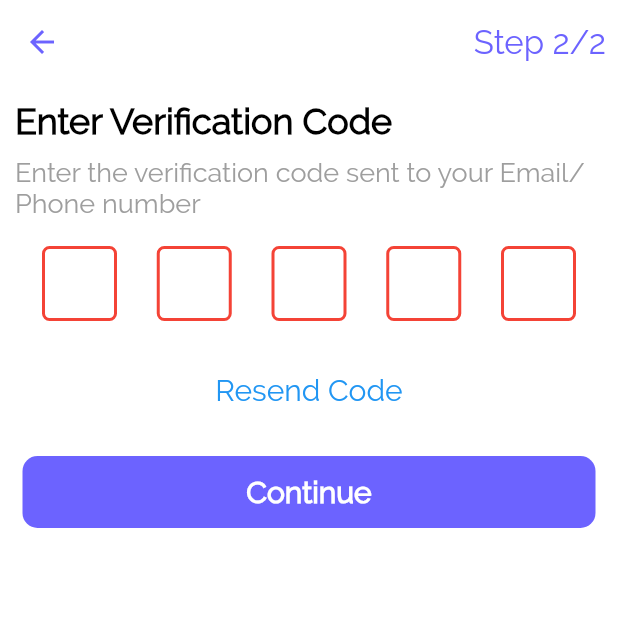
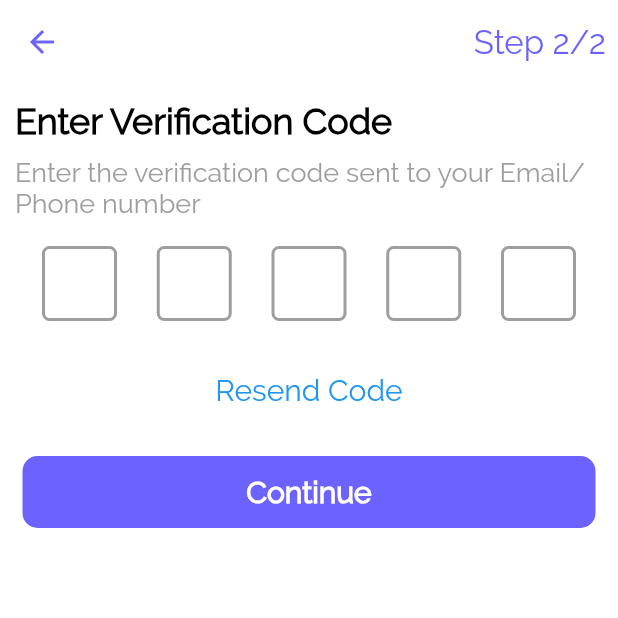
Before and after one commit to ologunB/autoserve, a Flutter app: the RegisterFirstPage screen opened directly, scrolled down 56 dp, after a tap on "Continue", on a phone screen of 412 x 824 dp, the top half of it. Run offline on Flutter 3.47's test engine with Material 2 defaults, Android fonts, the phone set to English and light mode, and no system bars; drawn by our look-alikes of pin_code_fields; our stand-ins replace smooth_star_rating; missing offline and left inert: country_pickers.

Commit message:
First Commit

```diff
--- a/lib/main.dart
+++ b/lib/main.dart
@@ -1,5 +1,5 @@
 import 'package:autoserve/utils/styles.dart';
-import 'package:autoserve/views/auth/select_user_type.dart';
+import 'package:autoserve/views/partials/select_user_type.dart';
 import 'package:flutter/material.dart';
 
 void main() {
--- /dev/null
+++ b/lib/views/car_owner/auth/register_first_page.dart
@@ -0,0 +1,310 @@
+import 'package:autoserve/utils/styles.dart';
+import 'package:autoserve/views/car_owner/auth/register_second_page.dart';
+import 'package:autoserve/views/partials/custom_button.dart';
+import 'package:country_pickers/country.dart';
+import 'package:country_pickers/country_picker_dropdown.dart';
+import 'package:country_pickers/utils/utils.dart';
+import 'package:flutter/cupertino.dart';
+import 'package:flutter/gestures.dart';
+import 'package:flutter/material.dart';
+
+class RegisterFirstPage extends StatefulWidget {
+  @override
+  _RegisterFirstPageState createState() => _RegisterFirstPageState();
+}
+
+class _RegisterFirstPageState extends State<RegisterFirstPage> {
+  _buildCountryPickerDropdown(
+          {bool filtered = false,
+          bool sortedByIsoCode = false,
+          bool hasPriorityList = false}) =>
+      Row(
+        children: <Widget>[
+          CountryPickerDropdown(
+            initialValue: 'NG',
+            itemBuilder: _buildDropdownItem,
+            itemFilter: filtered
+                ? (c) => ['AR', 'DE', 'GB', 'CN'].contains(c.isoCode)
+                : null,
+            priorityList: hasPriorityList
+                ? [
+                    CountryPickerUtils.getCountryByIsoCode('GB'),
+                    CountryPickerUtils.getCountryByIsoCode('CN'),
+                  ]
+                : null,
+            sortComparator: sortedByIsoCode
+                ? (Country a, Country b) => a.isoCode.compareTo(b.isoCode)
+                : null,
+            onValuePicked: (Country country) {},
+          ),
+        ],
+      );
+
+  Widget _buildDropdownItem(Country country) => Container(
+        child: Row(
+          children: <Widget>[
+            CountryPickerUtils.getDefaultFlagImage(country),
+            SizedBox(
+              width: 8.0,
+            ),
+            Text(
+              "+${country.phoneCode} ",
+              style: TextStyle(
+                  color: Colors.black,
+                  fontSize: 22,
+                  fontWeight: FontWeight.w400),
+            ),
+          ],
+        ),
+      );
+  @override
+  Widget build(BuildContext context) {
+    return SafeArea(
+      child: Scaffold(
+        backgroundColor: Colors.white,
+        appBar: AppBar(
+          iconTheme: IconThemeData(color: Styles.appPrimaryColor),
+          backgroundColor: Colors.white,
+          elevation: 0.0,
+          actions: <Widget>[
+            Padding(
+              padding: const EdgeInsets.all(8.0),
+              child: Center(
+                child: Text(
+                  "Step 1/2",
+                  style: TextStyle(
+                      color: Styles.appPrimaryColor,
+                      fontSize: 22,
+                      fontWeight: FontWeight.w500),
+                ),
+              ),
+            )
+          ],
+        ),
+        body: SingleChildScrollView(
+          child: Container(
+            height: MediaQuery.of(context).size.height,
+            padding: EdgeInsets.all(10),
+            color: Colors.white,
+            child: Column(
+              crossAxisAlignment: CrossAxisAlignment.start,
+              children: <Widget>[
+                Text(
+                  "Let's get Started",
+                  style: TextStyle(
+                      color: Colors.black,
+                      fontSize: 24,
+                      fontWeight: FontWeight.w900),
+                ),
+                SizedBox(height: 10),
+                Text(
+                  "It takes just a minute to set up your account and start requestig for auto repair services",
+                  style: TextStyle(
+                      fontSize: 18,
+                      fontWeight: FontWeight.w400,
+                      color: Colors.grey),
+                ),
+                Padding(
+                  padding: const EdgeInsets.symmetric(vertical: 18.0),
+                  child: Theme(
+                    data: ThemeData(
+                        primaryColor: Styles.commonDarkBackground,
+                        hintColor: Styles.commonDarkBackground),
+                    child: TextField(
+                      decoration: InputDecoration(
+                          fillColor: Styles.commonDarkBackground,
+                          filled: true,
+                          contentPadding: EdgeInsets.all(10),
+                          hintText: 'Full Name',
+                          hintStyle: TextStyle(
+                              color: Colors.grey[500],
+                              fontSize: 22,
+                              fontWeight: FontWeight.w400),
+                          border: OutlineInputBorder(
+                            borderRadius: BorderRadius.circular(5.0),
+                          )),
+                      style: TextStyle(
+                          color: Colors.black,
+                          fontSize: 22,
+                          fontWeight: FontWeight.w400),
+                    ),
+                  ),
+                ),
+                Padding(
+                  padding: const EdgeInsets.only(bottom: 18.0),
+                  child: Theme(
+                    data: ThemeData(
+                        primaryColor: Styles.commonDarkBackground,
+                        hintColor: Styles.commonDarkBackground),
+                    child: TextField(
+                      decoration: InputDecoration(
+                          fillColor: Styles.commonDarkBackground,
+                          filled: true,
+                          contentPadding: EdgeInsets.all(10),
+                          hintText: 'Email',
+                          hintStyle: TextStyle(
+                              color: Colors.grey[500],
+                              fontSize: 22,
+                              fontWeight: FontWeight.w400),
+                          border: OutlineInputBorder(
+                            borderRadius: BorderRadius.circular(5.0),
+                          )),
+                      style: TextStyle(
+                          color: Colors.black,
+                          fontSize: 22,
+                          fontWeight: FontWeight.w400),
+                    ),
+                  ),
+                ),
+                Padding(
+                  padding: const EdgeInsets.only(bottom: 18.0),
+                  child: Container(
+                    color: Styles.commonDarkBackground,
+                    padding: EdgeInsets.only(left: 10),
+                    child: Row(
+                      children: <Widget>[
+                        _buildCountryPickerDropdown(),
+                        Expanded(
+                          child: Theme(
+                            data: ThemeData(
+                                primaryColor: Styles.commonDarkBackground,
+                                hintColor: Styles.commonDarkBackground),
+                            child: TextField(
+                              decoration: InputDecoration(
+                                fillColor: Styles.commonDarkBackground,
+                                filled: true,
+                                contentPadding: EdgeInsets.all(10),
+                                hintText: '(555) 555 555',
+                                hintStyle: TextStyle(
+                                    color: Colors.grey[500],
+                                    fontSize: 22,
+                                    fontWeight: FontWeight.w400),
+                                border: OutlineInputBorder(
+                                  borderRadius: BorderRadius.circular(5.0),
+                                ),
+                              ),
+                              style: TextStyle(
+                                  color: Colors.black,
+                                  fontSize: 22,
+                                  fontWeight: FontWeight.w400),
+                            ),
+                          ),
+                        )
+                      ],
+                    ),
+                  ),
+                ),
+                Padding(
+                  padding: const EdgeInsets.only(bottom: 18.0),
+                  child: Theme(
+                    data: ThemeData(
+                        primaryColor: Styles.commonDarkBackground,
+                        hintColor: Styles.commonDarkBackground),
+                    child: TextField(
+                      decoration: InputDecoration(
+                          fillColor: Styles.commonDarkBackground,
+                          filled: true,
+                          contentPadding: EdgeInsets.all(10),
+                          hintText: 'Password',
+                          hintStyle: TextStyle(
+                              color: Colors.grey[500],
+                              fontSize: 22,
+                              fontWeight: FontWeight.w400),
+                          border: OutlineInputBorder(
+                            borderRadius: BorderRadius.circular(5.0),
+                          )),
+                      style: TextStyle(
+                          color: Colors.black,
+                          fontSize: 22,
+                          fontWeight: FontWeight.w400),
+                    ),
+                  ),
+                ),
+                CustomButton(
+                  title: "Continue",
+                  onPress: () {
+                    Navigator.push(
+                        context,
+                        CupertinoPageRoute(
+                            builder: (context) => RegisterSecondPage()));
+                  },
+                ),
+                Flexible(
+                  child: Center(
+                    child: Padding(
+                      padding: const EdgeInsets.all(10.0),
+                      child: RichText(
+                        textAlign: TextAlign.center,
+                        text: TextSpan(
+                            text: 'Already have an account? ',
+                            style: TextStyle(
+                                fontSize: 18,
+                                fontWeight: FontWeight.w400,
+                                color: Colors.grey),
+                            children: <TextSpan>[
+                              TextSpan(
+                                  text: 'Log in',
+                                  style: TextStyle(
+                                      color: Colors.blue, fontSize: 18),
+                                  recognizer: TapGestureRecognizer()
+                                    ..onTap = () {
+                                      // navigate to desired screen
+                                    }),
+                            ]),
+                      ),
+                    ),
+                  ),
+                ),
+                Flexible(
+                    child: Column(
+                  mainAxisAlignment: MainAxisAlignment.end,
+                  //  mainAxisSize: MainAxisSize.max,
+                  children: <Widget>[
+                    RichText(
+                      textAlign: TextAlign.center,
+                      text: TextSpan(
+                          text: "By signing up you agree to AutoServe's ",
+                          style: TextStyle(
+                              fontSize: 18,
+                              fontWeight: FontWeight.w400,
+                              color: Colors.grey),
+                          children: <TextSpan>[
+                            TextSpan(
+                                text: 'Terms and Condition',
+                                style: TextStyle(
+                                    fontSize: 18,
+                                    fontWeight: FontWeight.w400,
+                                    color: Colors.blue),
+                                recognizer: TapGestureRecognizer()
+                                  ..onTap = () {
+                                    // navigate to desired screen
+                                  }),
+                            TextSpan(
+                              text: ' and ',
+                              style: TextStyle(
+                                  fontSize: 18,
+                                  fontWeight: FontWeight.w400,
+                                  color: Colors.grey),
+                            ),
+                            TextSpan(
+                                text: 'Privacy Policy',
+                                style: TextStyle(
+                                    fontSize: 18,
+                                    fontWeight: FontWeight.w400,
+                                    color: Colors.blue),
+                                recognizer: TapGestureRecognizer()
+                                  ..onTap = () {
+                                    // navigate to desired screen
+                                  }),
+                          ]),
+                    )
+                  ],
+                ))
+              ],
+            ),
+          ),
+        ),
+      ),
+    );
+  }
+}
--- a/lib/views/auth/register_second_page.dart
+++ b/lib/views/car_owner/auth/register_second_page.dart
@@ -1,5 +1,5 @@
 import 'package:autoserve/utils/styles.dart';
-import 'package:autoserve/views/auth/register_complete_page.dart';
+import 'package:autoserve/views/car_owner/auth/register_complete_page.dart';
 import 'package:autoserve/views/partials/custom_button.dart';
 import 'package:flutter/cupertino.dart';
 import 'package:flutter/material.dart';
@@ -61,6 +61,7 @@ class _RegisterSecondPageState extends State<RegisterSecondPage> {
                 child: PinCodeTextField(
                   length: 5,
                   obsecureText: false,
+                  inactiveColor: Colors.grey,
                   animationType: AnimationType.fade,
                   textInputType: TextInputType.numberWithOptions(),
                   shape: PinCodeFieldShape.box,
--- a/lib/views/orders/confirmed/confirmed_order.dart
+++ b/lib/views/car_owner/orders/confirmed/confirmed_order.dart
@@ -1,4 +1,4 @@
-import 'package:autoserve/views/orders/confirmed/rate_confirmed_order.dart';
+import 'package:autoserve/views/car_owner/orders/confirmed/rate_confirmed_order.dart';
 import 'package:flutter/cupertino.dart';
 import 'package:flutter/material.dart';
 
--- a/lib/views/orders/order_view.dart
+++ b/lib/views/car_owner/orders/order_view.dart
@@ -1,7 +1,7 @@
 import 'package:autoserve/utils/styles.dart';
-import 'package:autoserve/views/orders/cancelled/cancelled_order.dart';
-import 'package:autoserve/views/orders/confirmed/confirmed_order.dart';
-import 'package:autoserve/views/orders/ongoing/ongoing_order.dart';
+import 'package:autoserve/views/car_owner/orders/cancelled/cancelled_order.dart';
+import 'package:autoserve/views/car_owner/orders/confirmed/confirmed_order.dart';
+import 'package:autoserve/views/car_owner/orders/ongoing/ongoing_order.dart';
 import 'package:flutter/material.dart';
 
 class OrdersView extends StatefulWidget {
--- a/pubspec.yaml
+++ b/pubspec.yaml
@@ -13,7 +13,7 @@ dependencies:
   flutter_spinkit:
   country_pickers: ^1.2.0
   pin_code_fields: ^2.5.1
-  flutter_custom_clippers: ^1.1.0
+  smooth_star_rating:
 
 dev_dependencies:
   flutter_test:
```
Also changed, not shown: lib/views/car_owner/orders/confirmed/rate_confirmed_order.dart (added, +123 -0 lines), lib/views/orders/confirmed/rate_confirmed_order.dart (deleted, +0 -93 lines), lib/views/partials/layout_template.dart (+4 -4 lines), lib/views/partials/select_user_type.dart (renamed from lib/views/auth/select_user_type.dart, +11 -2 lines), lib/views/service_station/auth/register_first_page.dart (renamed from lib/views/auth/register_first_page.dart, +8 -7 lines), lib/views/service_station/auth/register_second_page.dart (added, +106 -0 lines), lib/views/car_owner/auth/register_complete_page.dart (renamed from lib/views/auth/register_complete_page.dart), lib/views/car_owner/home/home_view.dart (renamed from lib/views/home/home_view.dart), lib/views/car_owner/orders/cancelled/cancelled_order.dart (renamed from lib/views/orders/cancelled/cancelled_order.dart), lib/views/car_owner/orders/confirmed/order_confirmed_done.dart (renamed from lib/views/orders/confirmed/order_confirmed_done.dart), lib/views/car_owner/orders/ongoing/ongoing_order.dart (renamed from lib/views/orders/ongoing/ongoing_order.dart), lib/views/car_owner/payment/payment_view.dart (renamed from lib/views/payment/payment_view.dart), lib/views/car_owner/profile/profile_view.dart (renamed from lib/views/profile/profile_view.dart), pubspec.lock.
